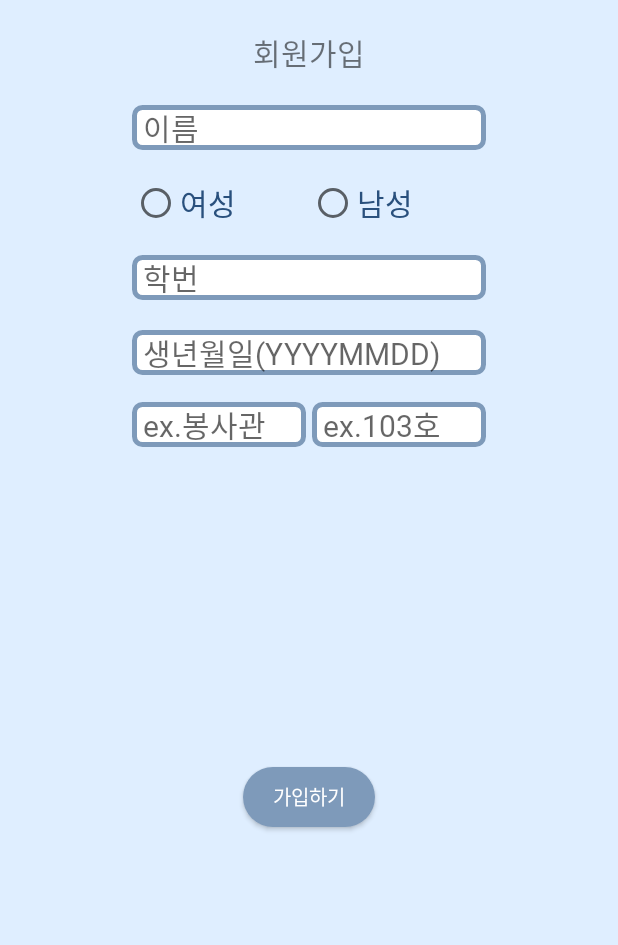
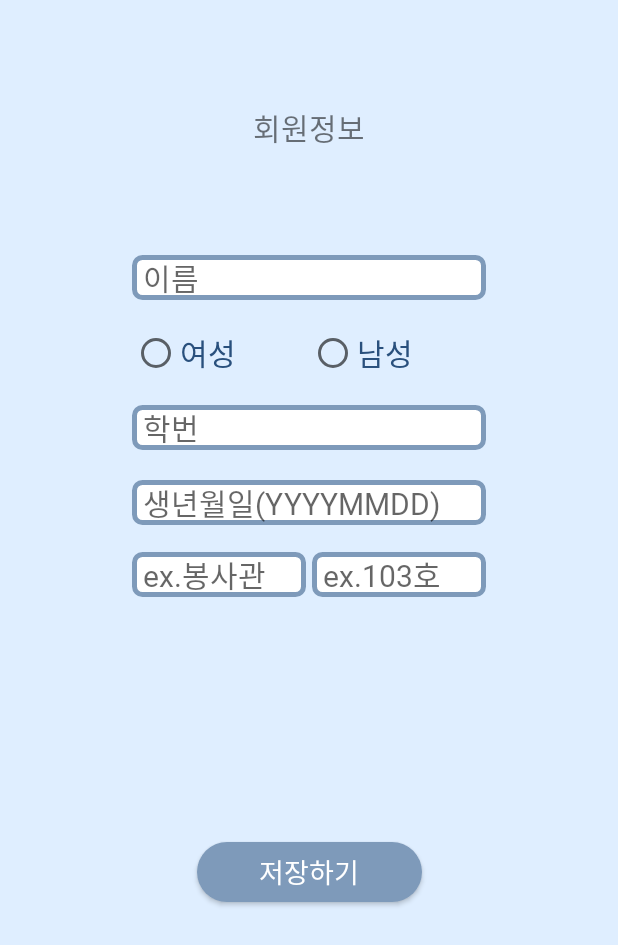
Before and after one commit to yxxniverse/mobileAppProject, an Android app: the layout activity_info.xml on its own in the app's theme, with its tools: preview values and no code run, on a phone screen of 412 x 824 dp. Shown: the top 945 px of the screen. Run offline under Robolectric (Android 15) with nearby library versions, the phone set to English and light mode, and no system bars.

Commit message:
join/login 완료

```diff
--- a/app/build.gradle
+++ b/app/build.gradle
@@ -44,7 +44,7 @@ dependencies {
     implementation 'androidx.appcompat:appcompat:1.3.1'
     implementation 'com.google.android.material:material:1.4.0'
     implementation 'androidx.constraintlayout:constraintlayout:2.1.1'
-    implementation 'com.google.firebase:firebase-database:19.2.1'
+    implementation 'com.google.firebase:firebase-analytics-ktx'
     implementation 'com.prolificinteractive:material-calendarview:1.4.3'
     implementation 'com.google.firebase:firebase-auth:21.0.1'
     implementation 'com.google.firebase:firebase-storage:20.0.0'
@@ -52,7 +52,7 @@ dependencies {
     implementation 'com.google.firebase:firebase-auth-ktx'
     testImplementation 'junit:junit:4.+'
     implementation 'com.sothree.slidinguppanel:library:3.4.0'
-    implementation platform('com.google.firebase:firebase-bom:28.4.1')
+    implementation platform('com.google.firebase:firebase-bom:29.0.0')
     androidTestImplementation 'androidx.test.ext:junit:1.1.3'
     androidTestImplementation 'androidx.test.espresso:espresso-core:3.4.0'
 
--- a/app/src/main/AndroidManifest.xml
+++ b/app/src/main/AndroidManifest.xml
@@ -11,14 +11,14 @@
         android:supportsRtl="true"
         android:theme="@style/Theme.Test">
         <activity
-            android:name=".MainActivity"
-            android:exported="true">
+            android:name=".MainActivity">
+        </activity>
+        <activity android:name=".LoginActivity" android:label="로그인 액티비티" >
             <intent-filter>
                 <action android:name="android.intent.action.MAIN" />
                 <category android:name="android.intent.category.LAUNCHER" />
             </intent-filter>
         </activity>
-        <activity android:name=".LoginActivity" android:label="로그인 액티비티" />
         <activity android:name=".JoinActivity" android:label="회원가입 액티비티"/>
     </application>
     <uses-permission android:name="android.permission.INTERNET" />
--- a/app/src/main/res/layout/activity_info.xml
+++ b/app/src/main/res/layout/activity_info.xml
@@ -11,10 +11,10 @@
         android:layout_width="wrap_content"
         android:layout_height="wrap_content"
         android:background="@color/theme_blue"
-        android:layout_marginTop="20dp"
+        android:layout_marginTop="70dp"
         android:layout_alignParentLeft="true"
         android:layout_alignParentTop="true"
-        android:text="회원가입"
+        android:text="회원정보"
         android:fontFamily="@font/neodgm"
         android:textSize="20dp"
         app:layout_constraintTop_toTopOf="parent"
@@ -26,7 +26,7 @@
         android:layout_width="236dp"
         android:layout_height="30dp"
         android:background="@drawable/frame_calendar"
-        android:layout_marginTop="50dp"
+        android:layout_marginTop="100dp"
         android:layout_alignParentLeft="true"
         android:layout_alignParentTop="true"
         android:hint="이름"
@@ -163,13 +163,13 @@
         tools:ignore="MissingConstraints" />
 
     <Button
-        android:id="@+id/join_btn"
-        android:layout_width="wrap_content"
+        android:id="@+id/join_save"
+        android:layout_width="150dp"
         android:layout_height="40dp"
         android:layout_marginBottom="30dp"
         android:background="@drawable/frame_login_btn"
-        android:text="가입하기"
-        android:textSize="13dp"
+        android:text="저장하기"
+        android:textSize="18dp"
         android:fontFamily="@font/neodgm"
         android:textColor="@color/white"
         tools:ignore="MissingConstraints"
--- a/app/src/main/res/layout/activity_join.xml
+++ b/app/src/main/res/layout/activity_join.xml
@@ -47,7 +47,7 @@
         android:layout_marginTop="80dp"
         android:layout_alignParentLeft="true"
         android:layout_alignParentTop="true"
-        android:hint="비밀번호"
+        android:hint="비밀번호(6자 이상)"
         android:fontFamily="@font/neodgm"
         android:textSize="20dp"
         android:inputType="textPassword"
@@ -65,7 +65,7 @@
         android:layout_marginTop="80dp"
         android:layout_alignParentLeft="true"
         android:layout_alignParentTop="true"
-        android:hint="비밀번호"
+        android:hint="비밀번호 확인"
         android:fontFamily="@font/neodgm"
         android:textSize="20dp"
         android:inputType="textPassword"
--- a/app/src/main/res/layout/activity_login.xml
+++ b/app/src/main/res/layout/activity_login.xml
@@ -17,7 +17,7 @@
         android:layout_marginTop="300dp"
         android:layout_marginBottom="20dp"
         android:background="@drawable/frame_login_edt"
-        android:hint="Id"
+        android:hint="Email"
         android:inputType="textPersonName"
         android:textAlignment="center"
         android:textColorHighlight="@color/theme_blue2"
@@ -65,7 +65,7 @@
         />
 
     <Button
-        android:id="@+id/Signup_btn"
+        android:id="@+id/signup_btn"
         android:layout_width="wrap_content"
         android:layout_height="wrap_content"
         android:layout_margin="20dp"
--- a/app/src/main/res/layout/activity_main.xml
+++ b/app/src/main/res/layout/activity_main.xml
@@ -12,5 +12,5 @@
         android:layout_width="fill_parent"
         android:layout_height="fill_parent"
         android:background="@drawable/frame_login_edt"
-        />
+        tools:ignore="MissingConstraints" />
 </androidx.constraintlayout.widget.ConstraintLayout>
```
Also changed, not shown: app/src/main/java/com/example/test/InfoActivity.kt (added, +4 -0 lines), app/src/main/java/com/example/test/JoinActivity.kt (+20 -3 lines), app/src/main/java/com/example/test/LoginActivity.kt (+51 -1 lines), app/src/main/java/com/example/test/MainActivity.kt (+16 -15 lines), app/src/main/res/layout/calendar.xml (+24 -11 lines), 1 other file.
